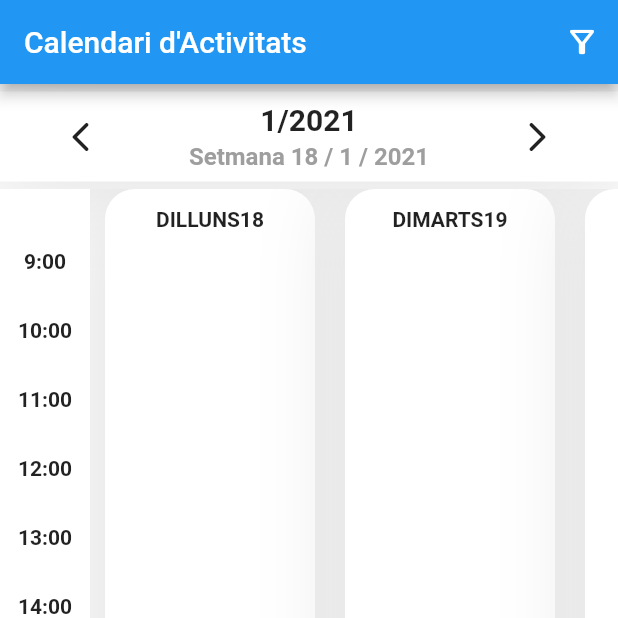
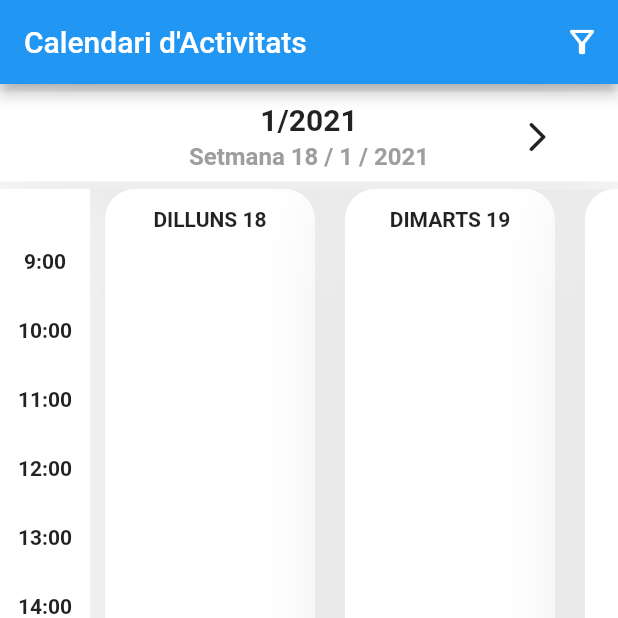
Before and after one commit to andreaMacian/projecte_pdm, a Flutter app: the screen it shows once a user with an empty profile is signed in, on a phone screen of 412 x 824 dp, the top half of it. Run offline on Flutter 3.47's test engine with Material 2 defaults, Android fonts, the phone set to English and light mode, and no system bars; our stand-ins replace cloud_firestore, firebase_auth, firebase_core; accounts and stored records are empty.

Commit message:
No poder tirar enrere quan data actual

```diff
--- a/lib/screens/globalCalendarScreen.dart
+++ b/lib/screens/globalCalendarScreen.dart
@@ -54,14 +54,11 @@ class _GlobalCalendarScreenState extends State<GlobalCalendarScreen> {
   /*final DateTime actualDate =
       DateTime(2021, 01, 18); //dataAvui (dilluns de la setmana actual */ //CAL IMPLEMENTAR
 
-  DateTime weekStart =
-      DateTime(2021, 01, 18);
-  DateTime weekEnd;
+  DateTime weekStart = DateTime(2021, 01, 18);
   List<DateTime> numDiaSem;
 
   @override
   void initState() {
-    weekEnd = weekStart.add(Duration(days: 6));
     numDiaSem = List<DateTime>.generate(
       7,
       (i) => DateTime(
@@ -142,13 +139,10 @@ class _GlobalCalendarScreenState extends State<GlobalCalendarScreen> {
                     children: [
                       for (int i = 0; i < dies_semana.length; i++)
                         DiaCalendari2(
-                          nom: dies_semana[i] + '${numDiaSem[i].day}',
+                          nom: dies_semana[i] + ' ${numDiaSem[i].day}',
                           //nom: dies_semana[i] + '${numDiaSemana[i]}',
                           acth: [
                             for (var activitat in llistaActivitats)
-                              //Hauria d'estar dins del dia
-                              //fer métode -- passe activitat i data
-                              //quan cliques <> que es generin els dies
                               if (activitat.dataInici.isAfter(numDiaSem[0]) &&
                                   activitat.dataInici.isBefore(numDiaSem[6]) &&
                                   activitat.dataInici.day == numDiaSem[i].day &&
@@ -194,6 +188,7 @@ class _CanviSetmanaCalendariState extends State<CanviSetmanaCalendari> {
 
   @override
   Widget build(BuildContext context) {
+    final actualDate = DateTime(2021, 01, 18);
     final day = widget.day;
     return Container(
       height: 60,
@@ -212,10 +207,12 @@ class _CanviSetmanaCalendariState extends State<CanviSetmanaCalendari> {
         child: Row(
           mainAxisAlignment: MainAxisAlignment.spaceBetween,
           children: [
-            FlatButton(
-              child: Icon(Icons.arrow_back_ios_rounded),
-              onPressed: widget.onPrev,
-            ),
+            actualDate == day
+                ? SizedBox(width: 88)
+                : FlatButton(
+                    child: Icon(Icons.arrow_back_ios_rounded),
+                    onPressed: widget.onPrev,
+                  ),
             Column(
               children: [
                 Text(
```
